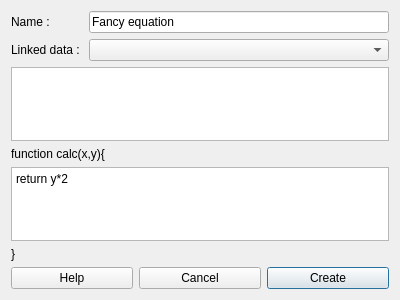
This is plotter_gui/add_math_channel.ui in 1r0b1n0/PlotJuggler as Qt 5 draws it before an edit. The edited form follows.
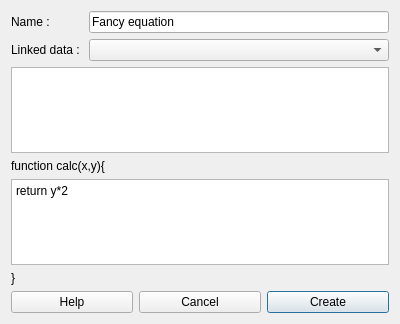
This is the edited form.

Diff of the .ui file:
```diff
--- a/plotter_gui/add_math_channel.ui
+++ b/plotter_gui/add_math_channel.ui
@@ -7,7 +7,7 @@
     <x>0</x>
     <y>0</y>
     <width>400</width>
-    <height>300</height>
+    <height>324</height>
    </rect>
   </property>
   <property name="windowTitle">
```
Left out of the diff: 2 changed lines with no effect on the pictures.
